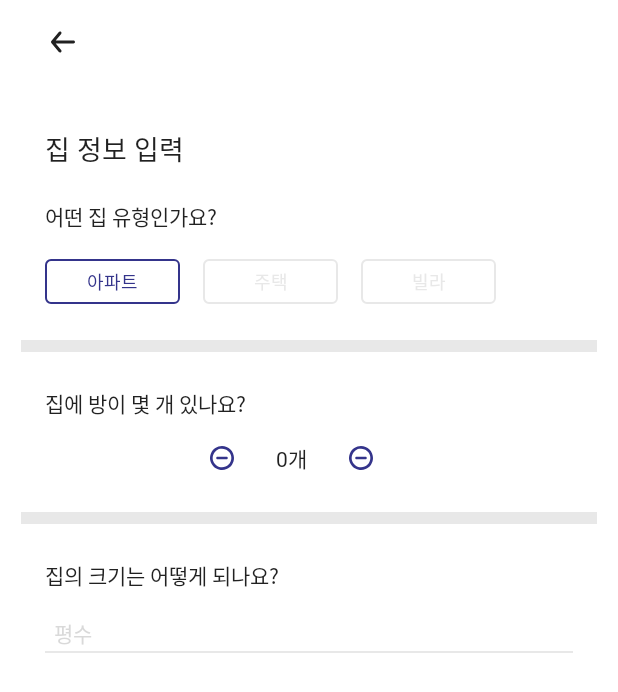
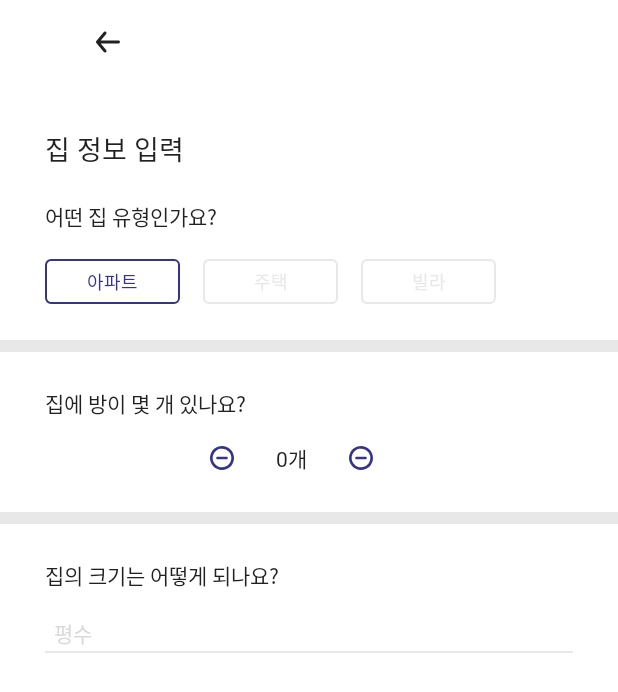
Before and after one commit to alzaltak/appjam_android, an Android app built with Jetpack Compose: the JoinActivity screen opened directly, with no data from a screen before it, on a phone screen of 412 x 824 dp. Shown: the top 692 px of the screen. Run offline under Robolectric (Android 15) with nearby library versions, the phone set to English and light mode, and no system bars; our stand-ins replace Dagger/Hilt's generated code; Roboto replaces fonts that are not available here.

Commit message:
fix: compose common 사장 적용

```diff
--- a/app/src/main/java/com/aljaldak/culmix/core/component/BackBar.kt
+++ b/app/src/main/java/com/aljaldak/culmix/core/component/BackBar.kt
@@ -19,7 +19,10 @@ fun BackBar(
     Row(
         modifier = Modifier
             .fillMaxWidth()
-            .padding(vertical = 16.dp),
+            .padding(
+                vertical = 16.dp,
+                horizontal = 30.dp,
+            ),
     ) {
         Icon(
             modifier = Modifier.simClickable {
--- a/app/src/main/java/com/aljaldak/culmix/core/theme/Color.kt
+++ b/app/src/main/java/com/aljaldak/culmix/core/theme/Color.kt
@@ -4,6 +4,7 @@ import androidx.compose.ui.graphics.Color
 
 val Main = Color(0xFF34348B)
 val Sub = Color(0xFF9090B8)
+val LightenBlue = Color(0xFFEBF4FD)
 val Red = Color(0xFFEB4D3D)
 val Blue = Color(0xFF0048FF)
 val Black = Color(0xFF000000)
--- a/app/src/main/java/com/aljaldak/culmix/feature/join/common/JoinDivider.kt
+++ b/app/src/main/java/com/aljaldak/culmix/feature/join/common/JoinDivider.kt
@@ -16,10 +16,12 @@ internal fun JoinDivider() {
         color = Gray300,
         thickness = 8.dp,
         modifier = Modifier
-            .layout(){ measurable, constraints ->
-                val placeable = measurable.measure(constraints.copy(
-                    maxWidth = constraints.maxWidth + 32.dp.roundToPx(), //add the end padding 16.dp
-                ))
+            .layout { measurable, constraints ->
+                val placeable = measurable.measure(
+                    constraints.copy(
+                        maxWidth = constraints.maxWidth + 60.dp.roundToPx(), //add the end padding 16.dp
+                    )
+                )
 
                 layout(placeable.width, placeable.height) {
                     placeable.place(0, 0)
```
